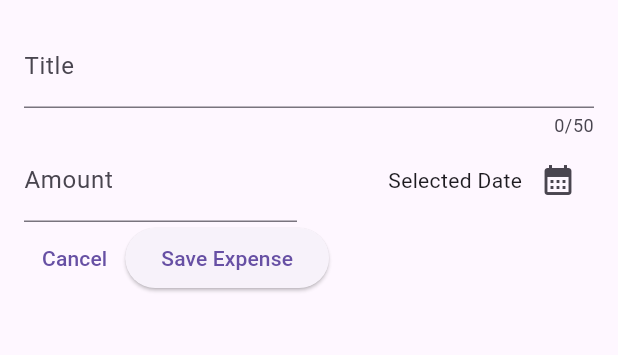
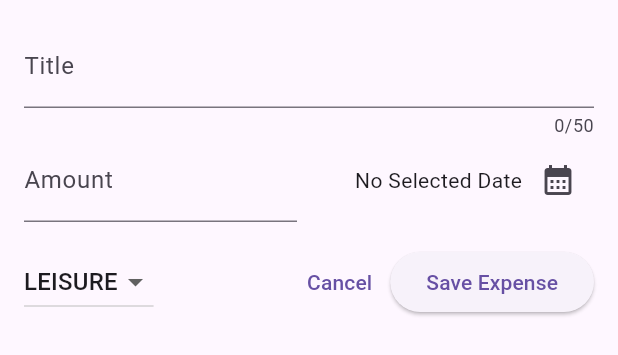
Before and after one commit to cdivyansh123/expense_tracker_app_flutter, a Flutter app: the NewExpense widget shown alone on an empty page, opened directly, on a phone screen of 412 x 824 dp. Shown: the top 355 px of the screen. Run offline on Flutter 3.47's test engine with Material 2 defaults, Android fonts, the phone set to English and light mode, and no system bars.

Commit message:
Second Commit

```diff
--- a/lib/widgets/new_expense.dart
+++ b/lib/widgets/new_expense.dart
@@ -1,5 +1,7 @@
 import 'package:flutter/cupertino.dart';
 import 'package:flutter/material.dart';
+
+import '../models/expenses.dart';
 
 class NewExpense extends StatefulWidget {
   NewExpense({super.key});
@@ -14,10 +16,19 @@ class _NewExpenseState extends State<NewExpense> {
   final _titleController = TextEditingController();
   final _amountController = TextEditingController();
 
-  void _presentDatePicker(){
-    showDatePicker(context: context, initialDate: DateTime.now(), firstDate: DateTime(DateTime.now().year-1), lastDate: DateTime.now());
+  DateTime? _selectedDate;
+
+  Category _selectedCategory=Category.leisure;
+  void _presentDatePicker() async {
+    final pickedDate = await showDatePicker(
+        context: context,
+        initialDate: DateTime.now(),
+        firstDate: DateTime(DateTime.now().year - 1),
+        lastDate: DateTime.now());
+    setState(() {
+      _selectedDate = pickedDate;
+    });
   }
-
 
   @override
   void dispose() {
@@ -51,25 +62,50 @@ class _NewExpenseState extends State<NewExpense> {
                   ),
                 ),
               ),
-              SizedBox(width: 16,),
+              SizedBox(
+                width: 16,
+              ),
               Expanded(
                 child: Row(
                   mainAxisAlignment: MainAxisAlignment.end,
                   crossAxisAlignment: CrossAxisAlignment.center,
                   children: [
-                    Text("Selected Date"),
-                    IconButton(onPressed: (){
-                      _presentDatePicker();
-                      //todo
-                    }, icon: Icon(Icons.calendar_month)),
-
+                    Text(_selectedDate == null
+                        ? "No Selected Date"
+                        : formatter.format(_selectedDate!)),
+                    IconButton(
+                        onPressed: () {
+                          _presentDatePicker();
+                          //todo
+                        },
+                        icon: Icon(Icons.calendar_month)),
                   ],
                 ),
               )
             ],
           ),
+          SizedBox(height: 16,),
           Row(
             children: [
+              DropdownButton(
+                value: _selectedCategory,
+                  items: Category.values.map(
+                    (category) => DropdownMenuItem(
+                      value: category,
+                      child: Text(
+                        category.name.toUpperCase(),
+                      ),
+                    ),
+                  ).toList(),
+                  onChanged: (value) {
+                    setState(() {
+                      if(value==null){
+                        return;
+                      }
+                      _selectedCategory=value;
+                    });
+                  }),
+              Spacer(),
               TextButton(
                   onPressed: () {
                     Navigator.pop(context);
```
